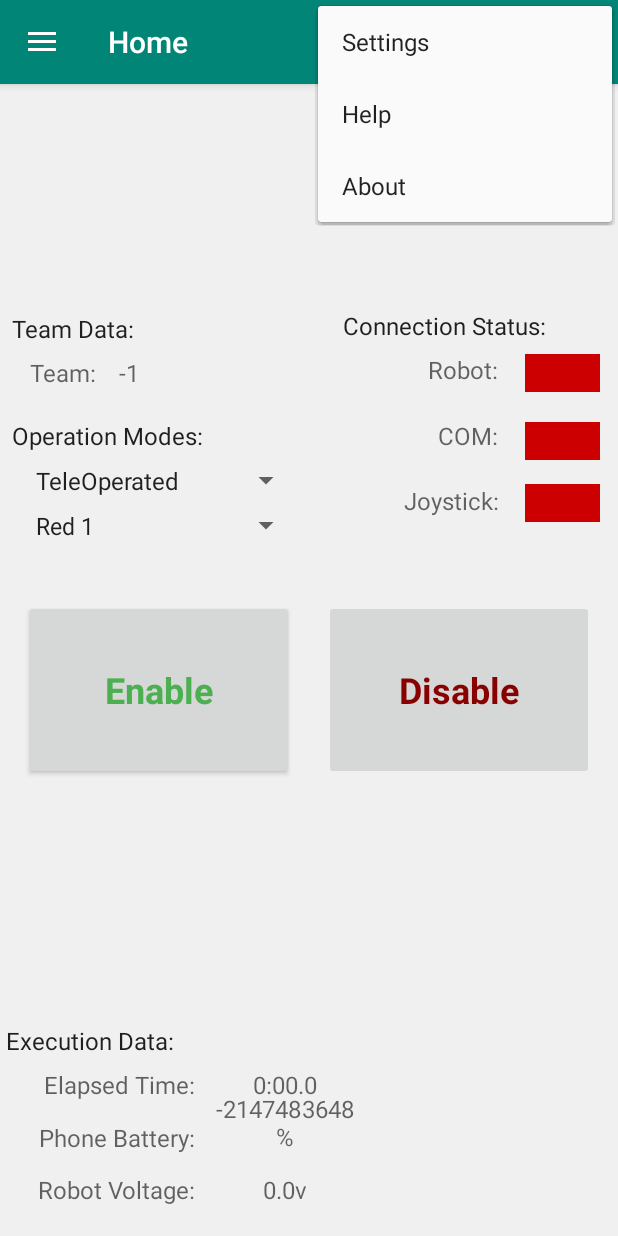
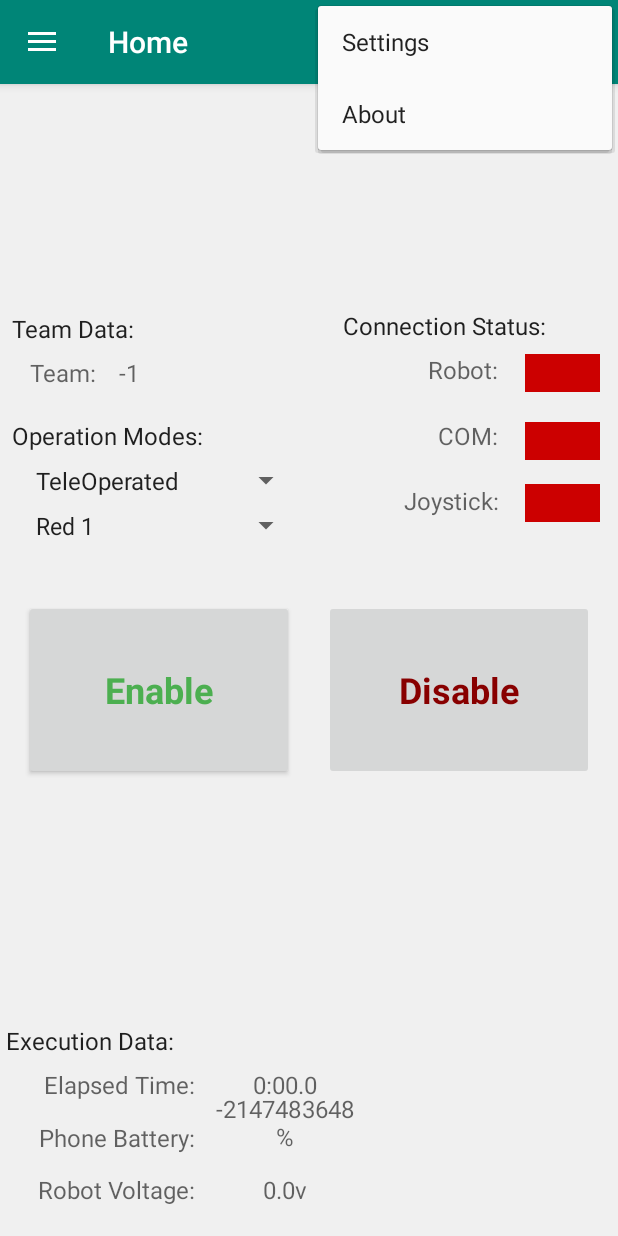
Before and after one commit to Macnolo0x7D4/LiteDS, an Android app: the screen it shows after launch (MainActivity), with the options menu open, on a phone screen of 412 x 824 dp. Run offline under Robolectric (Android 15) with nearby library versions, the phone set to English and light mode, and no system bars; our stand-ins replace navigation-ui; libraries missing offline, so code that uses them is left out: me.macnolo.libds; 3 statements that could not run were skipped.

Commit message:
Nav Drawing

```diff
--- a/app/src/main/res/menu/main.xml
+++ b/app/src/main/res/menu/main.xml
@@ -7,11 +7,6 @@
         android:title="@string/action_settings"
         app:showAsAction="never"/>
     <item
-        android:id="@+id/action_help"
-        android:orderInCategory="100"
-        android:title="@string/action_help"
-        app:showAsAction="never" />
-    <item
         android:id="@+id/action_about"
         android:orderInCategory="100"
         android:title="@string/action_about"
```
Also changed, not shown: app/src/main/res/layout/nav_header_main.xml (+22 -14 lines).
